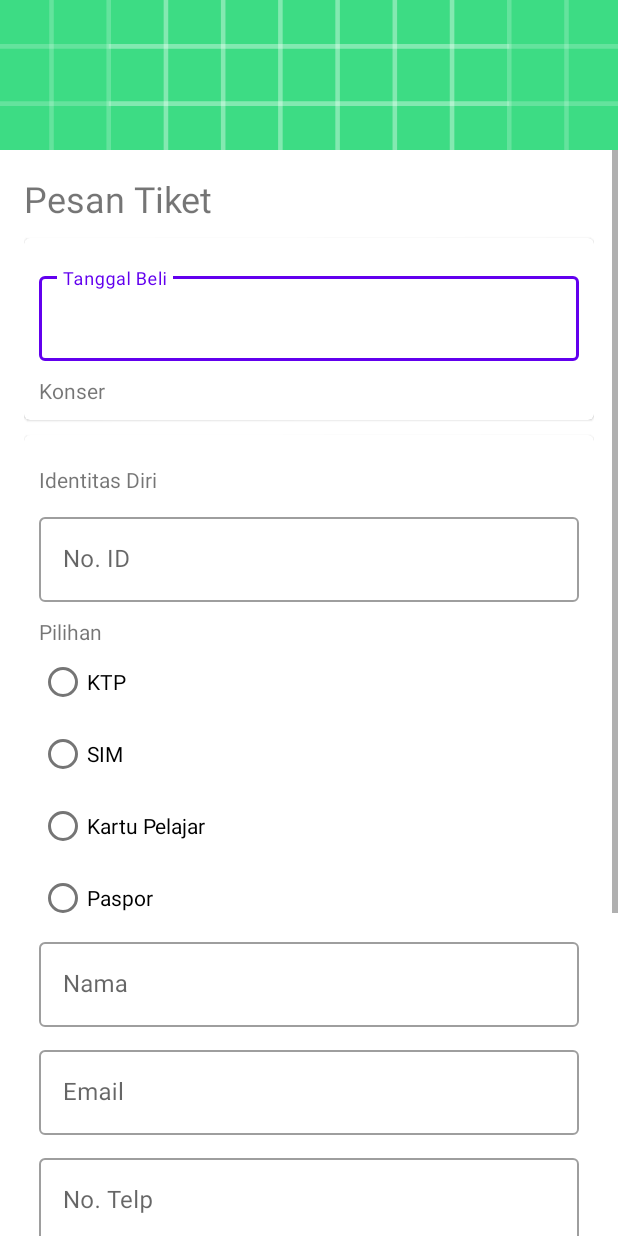
After one commit to rjial/ppb1_uts, an Android app: the PesanTiketKonser screen opened directly, with no data from a screen before it, on a phone screen of 412 x 824 dp. The commit adds this screen. Run offline under Robolectric (Android 15) with nearby library versions, the phone set to English and light mode, and no system bars.

Commit message:
layout dan coba click pesan tiket

```diff
--- /dev/null
+++ b/app/src/main/java/com/rizal/utsa/ticketbox/PesanTiketKonser.java
@@ -0,0 +1,14 @@
+package com.rizal.utsa.ticketbox;
+
+import androidx.appcompat.app.AppCompatActivity;
+
+import android.os.Bundle;
+
+public class PesanTiketKonser extends AppCompatActivity {
+
+    @Override
+    protected void onCreate(Bundle savedInstanceState) {
+        super.onCreate(savedInstanceState);
+        setContentView(R.layout.activity_pesan_tiket_konser);
+    }
+}
--- /dev/null
+++ b/app/src/main/res/drawable/bg_item.xml
@@ -0,0 +1,6 @@
+<?xml version="1.0" encoding="utf-8"?>
+<shape xmlns:android="http://schemas.android.com/apk/res/android"
+    android:shape="rectangle">
+    <solid
+        android:color="#9F000000"/>
+</shape>
--- /dev/null
+++ b/app/src/main/res/layout/activity_pesan_tiket_konser.xml
@@ -0,0 +1,353 @@
+<?xml version="1.0" encoding="utf-8"?>
+<LinearLayout xmlns:android="http://schemas.android.com/apk/res/android"
+    xmlns:app="http://schemas.android.com/apk/res-auto"
+    xmlns:tools="http://schemas.android.com/tools"
+    android:layout_width="match_parent"
+    android:layout_height="match_parent"
+    tools:context=".PesanTiketKonser"
+    android:orientation="vertical">
+    <ImageView
+        android:layout_width="match_parent"
+        android:layout_height="100dp"
+        android:src="@drawable/ic_launcher_background"
+        android:adjustViewBounds="true"
+        android:scaleType="centerCrop"
+        />
+    <ScrollView
+        android:layout_width="match_parent"
+        android:layout_height="match_parent">
+        <LinearLayout
+            android:layout_width="match_parent"
+            android:layout_height="wrap_content"
+            android:padding="16dp"
+            android:orientation="vertical">
+            <TextView
+                android:layout_width="wrap_content"
+                android:layout_height="wrap_content"
+                android:text="@string/pesan_tiket"
+                android:textSize="24sp"/>
+            <com.google.android.material.card.MaterialCardView
+                android:layout_width="match_parent"
+                android:layout_height="wrap_content"
+                android:layout_marginTop="10dp">
+                <LinearLayout
+                    android:layout_width="match_parent"
+                    android:layout_height="wrap_content"
+                    android:orientation="vertical"
+                    android:padding="10dp">
+                    <com.google.android.material.textfield.TextInputLayout
+                        android:layout_width="match_parent"
+                        android:layout_height="wrap_content"
+                        android:layout_marginTop="10dp"
+                        style="@style/Widget.MaterialComponents.TextInputLayout.OutlinedBox"
+                        android:hint="Tanggal Beli">
+                        <com.google.android.material.textfield.TextInputEditText
+                            android:layout_width="match_parent"
+                            android:layout_height="wrap_content"/>
+                    </com.google.android.material.textfield.TextInputLayout>
+                    <TextView
+
+                        android:layout_width="wrap_content"
+                        android:layout_height="wrap_content"
+                        android:text="@string/konser"
+                        android:layout_marginTop="10dp"/>
+                    <LinearLayout
+                        android:id="@+id/lytCBKonser"
+                        android:layout_width="match_parent"
+                        android:layout_height="wrap_content"
+                        android:orientation="vertical"
+                        >
+                        <!--                <LinearLayout-->
+                        <!--                    android:layout_width="match_parent"-->
+                        <!--                    android:layout_height="wrap_content"-->
+                        <!--                    android:orientation="vertical">-->
+                        <!--                    <CheckBox-->
+                        <!--                        android:layout_width="wrap_content"-->
+                        <!--                        android:layout_height="wrap_content"-->
+                        <!--                        android:text="Contoh"/>-->
+                        <!--                    <com.google.android.material.card.MaterialCardView-->
+                        <!--                        android:layout_width="match_parent"-->
+                        <!--                        android:layout_height="wrap_content">-->
+                        <!--                        <LinearLayout-->
+                        <!--                            android:layout_width="match_parent"-->
+                        <!--                            android:layout_height="wrap_content"-->
+                        <!--                            android:orientation="vertical"-->
+                        <!--                            android:padding="10dp">-->
+                        <!--                            <TextView-->
+                        <!--                                android:layout_width="wrap_content"-->
+                        <!--                                android:layout_height="wrap_content"-->
+                        <!--                                android:text="Harga : Rp. XXX.XXX"-->
+                        <!--                                />-->
+                        <!--                            <com.google.android.material.textfield.TextInputLayout-->
+                        <!--                                android:layout_width="match_parent"-->
+                        <!--                                android:layout_height="wrap_content"-->
+                        <!--                                style="@style/Widget.MaterialComponents.TextInputLayout.OutlinedBox"-->
+                        <!--                                android:hint="Qty">-->
+                        <!--                                <com.google.android.material.textfield.TextInputEditText-->
+                        <!--                                    android:layout_width="match_parent"-->
+                        <!--                                    android:layout_height="wrap_content"/>-->
+                        <!--                            </com.google.android.material.textfield.TextInputLayout>-->
+                        <!--                        </LinearLayout>-->
+                        <!--                    </com.google.android.material.card.MaterialCardView>-->
+
+                        <!--                </LinearLayout>-->
+                    </LinearLayout>
+                </LinearLayout>
+            </com.google.android.material.card.MaterialCardView>
+            <com.google.android.material.card.MaterialCardView
+                android:layout_width="match_parent"
+                android:layout_height="wrap_content"
+                android:layout_marginTop="10dp">
+                <LinearLayout
+                    android:layout_width="match_parent"
+                    android:layout_height="wrap_content"
+                    android:orientation="vertical"
+                    android:padding="10dp">
+                    <TextView
+                        android:layout_width="wrap_content"
+                        android:layout_height="wrap_content"
+                        android:text="@string/identitas_diri"
+                        android:layout_marginTop="10dp"/>
+                    <LinearLayout
+                        android:layout_width="match_parent"
+                        android:layout_height="wrap_content"
+                        android:layout_marginTop="10dp"
+                        android:orientation="vertical">
+                        <com.google.android.material.textfield.TextInputLayout
+                            android:layout_width="match_parent"
+                            android:layout_height="wrap_content"
+                            style="@style/Widget.MaterialComponents.TextInputLayout.OutlinedBox"
+                            android:hint="No. ID"
+                            >
+                            <com.google.android.material.textfield.TextInputEditText
+                                android:layout_width="match_parent"
+                                android:layout_height="wrap_content"/>
+                        </com.google.android.material.textfield.TextInputLayout>
+                        <TextView
+                            android:layout_width="wrap_content"
+                            android:layout_height="wrap_content"
+                            android:text="@string/pilihan"
+                            android:layout_marginTop="10dp"/>
+                        <LinearLayout
+                            android:layout_width="match_parent"
+                            android:layout_height="wrap_content"
+                            android:orientation="vertical">
+                            <RadioGroup
+                                android:layout_width="match_parent"
+                                android:layout_height="wrap_content">
+                                <RadioButton
+                                    android:layout_width="wrap_content"
+                                    android:layout_height="wrap_content"
+                                    android:text="@string/ktp"/>
+                                <RadioButton
+                                    android:layout_width="wrap_content"
+                                    android:layout_height="wrap_content"
+                                    android:text="@string/sim"/>
+                                <RadioButton
+                                    android:layout_width="wrap_content"
+                                    android:layout_height="wrap_content"
+                                    android:text="@string/kartu_pelajar"/>
+                                <RadioButton
+                                    android:layout_width="wrap_content"
+                                    android:layout_height="wrap_content"
+                                    android:text="@string/paspor"/>
+                            </RadioGroup>
+                            <com.google.android.material.textfield.TextInputLayout
+                                android:layout_width="match_parent"
+                                android:layout_height="wrap_content"
+                                style="@style/Widget.MaterialComponents.TextInputLayout.OutlinedBox"
+                                android:hint="Nama"
+                                >
+                                <com.google.android.material.textfield.TextInputEditText
+                                    android:layout_width="match_parent"
+                                    android:layout_height="wrap_content"/>
+                            </com.google.android.material.textfield.TextInputLayout>
+                            <com.google.android.material.textfield.TextInputLayout
+                                android:layout_width="match_parent"
+                                android:layout_height="wrap_content"
+                                style="@style/Widget.MaterialComponents.TextInputLayout.OutlinedBox"
+                                android:layout_marginTop="10dp"
+                                android:hint="Email"
+                                >
+                                <com.google.android.material.textfield.TextInputEditText
+                                    android:layout_width="match_parent"
+                                    android:layout_height="wrap_content"/>
+                            </com.google.android.material.textfield.TextInputLayout>
+                            <com.google.android.material.textfield.TextInputLayout
+                                android:layout_width="match_parent"
+                                android:layout_height="wrap_content"
+                                style="@style/Widget.MaterialComponents.TextInputLayout.OutlinedBox"
+                                android:layout_marginTop="10dp"
+                                android:hint="No. Telp"
+                                >
+                                <com.google.android.material.textfield.TextInputEditText
+                                    android:layout_width="match_parent"
+                                    android:layout_height="wrap_content"/>
+                            </com.google.android.material.textfield.TextInputLayout>
+                            <com.google.android.material.textfield.TextInputLayout
+                                android:layout_width="match_parent"
+                                android:layout_height="wrap_content"
+                                style="@style/Widget.MaterialComponents.TextInputLayout.OutlinedBox"
+                                android:layout_marginTop="10dp"
+                                android:hint="Alamat"
+                                >
+                                <com.google.android.material.textfield.TextInputEditText
+                                    android:layout_width="match_parent"
+                                    android:layout_height="wrap_content"/>
+                            </com.google.android.material.textfield.TextInputLayout>
+                        </LinearLayout>
+                    </LinearLayout>
+                </LinearLayout>
+            </com.google.android.material.card.MaterialCardView>
+            <com.google.android.material.card.MaterialCardView
+                android:layout_width="match_parent"
+                android:layout_height="wrap_content"
+                android:layout_marginTop="10dp">
+                <LinearLayout
+                    android:layout_width="match_parent"
+                    android:layout_height="wrap_content"
+                    android:orientation="vertical"
+                    android:padding="10dp">
+                    <TextView
+                        android:layout_width="wrap_content"
+                        android:layout_height="wrap_content"
+                        android:text="@string/pembayaran"
+                        />
+
+                        <RadioGroup
+                            android:layout_width="wrap_content"
+                            android:layout_height="wrap_content">
+                            <RadioButton
+                                android:id="@+id/rbTFBank"
+                                android:layout_width="wrap_content"
+                                android:layout_height="wrap_content"
+                                android:text="@string/transfer_bank"/>
+                            <RadioButton
+                                android:id="@+id/rbKartuKredit"
+                                android:layout_width="wrap_content"
+                                android:layout_height="wrap_content"
+                                android:text="@string/kartu_kredit"/>
+                        </RadioGroup>
+                        <LinearLayout
+                            android:layout_width="match_parent"
+                            android:layout_height="wrap_content"
+                            android:orientation="vertical"
+                            android:visibility="gone">
+                            <com.google.android.material.textfield.TextInputLayout
+                                android:layout_width="match_parent"
+                                android:layout_height="wrap_content"
+                                style="@style/Widget.MaterialComponents.TextInputLayout.OutlinedBox"
+                                android:layout_marginTop="10dp"
+                                android:hint="@string/jumlah_transfer"
+                                >
+                                <com.google.android.material.textfield.TextInputEditText
+                                    android:layout_width="match_parent"
+                                    android:layout_height="wrap_content"/>
+                            </com.google.android.material.textfield.TextInputLayout>
+                            <com.google.android.material.textfield.TextInputLayout
+                                android:layout_width="match_parent"
+                                android:layout_height="wrap_content"
+                                style="@style/Widget.MaterialComponents.TextInputLayout.OutlinedBox"
+                                android:layout_marginTop="10dp"
+                                android:hint="@string/tanggal_transfer"
+                                >
+                                <com.google.android.material.textfield.TextInputEditText
+                                    android:layout_width="match_parent"
+                                    android:layout_height="wrap_content"/>
+                            </com.google.android.material.textfield.TextInputLayout>
+                            <com.google.android.material.textfield.TextInputLayout
+                                android:layout_width="match_parent"
+                                android:layout_height="wrap_content"
+                                style="@style/Widget.MaterialComponents.TextInputLayout.OutlinedBox"
+                                android:layout_marginTop="10dp"
+                                android:hint="@string/via_bank"
+                                >
+                                <com.google.android.material.textfield.TextInputEditText
+                                    android:layout_width="match_parent"
+                                    android:layout_height="wrap_content"/>
+                            </com.google.android.material.textfield.TextInputLayout>
+                            <com.google.android.material.textfield.TextInputLayout
+                                android:layout_width="match_parent"
+                                android:layout_height="wrap_content"
+                                style="@style/Widget.MaterialComponents.TextInputLayout.OutlinedBox"
+                                android:layout_marginTop="10dp"
+                                android:hint="@string/no_ac"
+                                >
+                                <com.google.android.material.textfield.TextInputEditText
+                                    android:layout_width="match_parent"
+                                    android:layout_height="wrap_content"/>
+                            </com.google.android.material.textfield.TextInputLayout>
+                            <com.google.android.material.textfield.TextInputLayout
+                                android:layout_width="match_parent"
+                                android:layout_height="wrap_content"
+                                style="@style/Widget.MaterialComponents.TextInputLayout.OutlinedBox"
+                                android:layout_marginTop="10dp"
+                                android:hint="@string/atas_nama"
+                                >
+                                <com.google.android.material.textfield.TextInputEditText
+                                    android:layout_width="match_parent"
+                                    android:layout_height="wrap_content"/>
+                            </com.google.android.material.textfield.TextInputLayout>
+                        </LinearLayout>
+                        <LinearLayout
+                            android:layout_width="match_parent"
+                            android:layout_height="wrap_content"
+                            android:orientation="vertical"
+                            android:visibility="gone">
+                            <com.google.android.material.textfield.TextInputLayout
+                                android:layout_width="match_parent"
+                                android:layout_height="wrap_content"
+                                style="@style/Widget.MaterialComponents.TextInputLayout.OutlinedBox"
+                                android:layout_marginTop="10dp"
+                                android:hint="Nama Kartu Kredit"
+                                >
+                                <com.google.android.material.textfield.TextInputEditText
+                                    android:layout_width="match_parent"
+                                    android:layout_height="wrap_content"/>
+                            </com.google.android.material.textfield.TextInputLayout>
+                            <com.google.android.material.textfield.TextInputLayout
+                                android:layout_width="match_parent"
+                                android:layout_height="wrap_content"
+                                style="@style/Widget.MaterialComponents.TextInputLayout.OutlinedBox"
+                                android:layout_marginTop="10dp"
+                                android:hint="Atas Nama"
+                                >
+                                <com.google.android.material.textfield.TextInputEditText
+                                    android:layout_width="match_parent"
+                                    android:layout_height="wrap_content"/>
+                            </com.google.android.material.textfield.TextInputLayout>
+                            <com.google.android.material.textfield.TextInputLayout
+                                android:layout_width="match_parent"
+                                android:layout_height="wrap_content"
+                                style="@style/Widget.MaterialComponents.TextInputLayout.OutlinedBox"
+                                android:layout_marginTop="10dp"
+                                android:hint="Jumlah Bayar"
+                                >
+                                <com.google.android.material.textfield.TextInputEditText
+                                    android:layout_width="match_parent"
+                                    android:layout_height="wrap_content"/>
+                            </com.google.android.material.textfield.TextInputLayout>
+                            <com.google.android.material.textfield.TextInputLayout
+                                android:layout_width="match_parent"
+                                android:layout_height="wrap_content"
+                                style="@style/Widget.MaterialComponents.TextInputLayout.OutlinedBox"
+                                android:layout_marginTop="10dp"
+                                android:hint="Tanggal Bayar"
+                                >
+                                <com.google.android.material.textfield.TextInputEditText
+                                    android:layout_width="match_parent"
+                                    android:layout_height="wrap_content"/>
+                            </com.google.android.material.textfield.TextInputLayout>
+                        </LinearLayout>
+
+                </LinearLayout>
+            </com.google.android.material.card.MaterialCardView>
+            <Button
+                android:layout_width="match_parent"
+                android:layout_height="wrap_content"
+                android:layout_marginTop="10dp"
+                android:text="Proses"/>
+        </LinearLayout>
+    </ScrollView>
+
+</LinearLayout>
--- a/app/src/main/res/values-night/themes.xml
+++ b/app/src/main/res/values-night/themes.xml
@@ -1,6 +1,6 @@
 <resources xmlns:tools="http://schemas.android.com/tools">
     <!-- Base application theme. -->
-    <style name="Theme.TicketBox201111027_RizalKelasA" parent="Theme.MaterialComponents.DayNight.DarkActionBar">
+    <style name="Theme.TicketBox201111027_RizalKelasA" parent="Theme.MaterialComponents.DayNight.NoActionBar">
         <!-- Primary brand color. -->
         <item name="colorPrimary">@color/purple_200</item>
         <item name="colorPrimaryVariant">@color/purple_700</item>
--- a/app/src/main/res/values/strings.xml
+++ b/app/src/main/res/values/strings.xml
@@ -1,3 +1,19 @@
 <resources>
     <string name="app_name">TicketBox 201111027_Rizal Kelas-A</string>
+    <string name="pesan_tiket">Pesan Tiket</string>
+    <string name="konser">Konser</string>
+    <string name="identitas_diri">Identitas Diri</string>
+    <string name="pilihan">Pilihan</string>
+    <string name="ktp">KTP</string>
+    <string name="sim">SIM</string>
+    <string name="kartu_pelajar">Kartu Pelajar</string>
+    <string name="paspor">Paspor</string>
+    <string name="pembayaran">Pembayaran</string>
+    <string name="transfer_bank">Transfer Bank</string>
+    <string name="kartu_kredit">Kartu Kredit</string>
+    <string name="jumlah_transfer">Jumlah Transfer</string>
+    <string name="tanggal_transfer">Tanggal Transfer</string>
+    <string name="via_bank">Via Bank</string>
+    <string name="no_ac">No. AC</string>
+    <string name="atas_nama">Atas Nama</string>
 </resources>
--- a/app/src/main/res/values/themes.xml
+++ b/app/src/main/res/values/themes.xml
@@ -1,6 +1,6 @@
 <resources xmlns:tools="http://schemas.android.com/tools">
     <!-- Base application theme. -->
-    <style name="Theme.TicketBox201111027_RizalKelasA" parent="Theme.MaterialComponents.DayNight.DarkActionBar">
+    <style name="Theme.TicketBox201111027_RizalKelasA" parent="Theme.MaterialComponents.Light.NoActionBar">
         <!-- Primary brand color. -->
         <item name="colorPrimary">@color/purple_500</item>
         <item name="colorPrimaryVariant">@color/purple_700</item>
```
Also changed, not shown: app/src/main/AndroidManifest.xml (+12 -0 lines), app/src/main/java/com/rizal/utsa/ticketbox/ItemKonser.java (added, +14 -0 lines), app/src/main/java/com/rizal/utsa/ticketbox/ListKonser.java (added, +14 -0 lines), app/src/main/java/com/rizal/utsa/ticketbox/MainActivity.java (+12 -0 lines), app/src/main/java/com/rizal/utsa/ticketbox/OfficialKonser.java (added, +40 -0 lines), app/src/main/res/layout/activity_item_konser.xml (added, +58 -0 lines), app/src/main/res/layout/activity_list_konser.xml (added, +21 -0 lines), app/src/main/res/layout/activity_main.xml (+117 -11 lines), app/src/main/res/layout/activity_official_konser.xml (added, +13 -0 lines), app/src/main/res/layout/item_konser.xml (added, +38 -0 lines).
